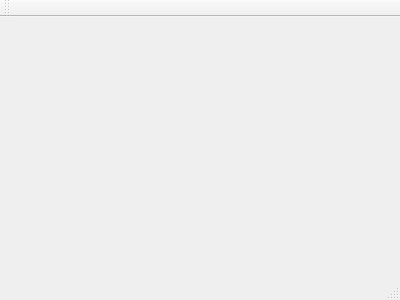
Before: the Qt Designer form student/11/timer/mainwindow.ui in alex-foden/TUNI-cpp-course, drawn with Qt 5.
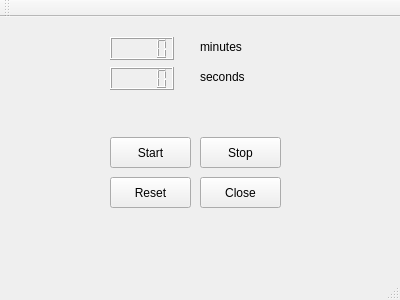
After: the same form once the commit is applied.

Commit message: teht 11.6.3 (ajastin) tehty

The edit to the form file:
```diff
--- a/student/11/timer/mainwindow.ui
+++ b/student/11/timer/mainwindow.ui
@@ -12,13 +12,133 @@
   <property name="windowTitle" >
    <string>MainWindow</string>
   </property>
-  <widget class="QMenuBar" name="menuBar" />
-  <widget class="QToolBar" name="mainToolBar" />
-  <widget class="QWidget" name="centralWidget" />
-  <widget class="QStatusBar" name="statusBar" />
+  <widget class="QWidget" name="centralWidget">
+   <widget class="QLCDNumber" name="lcdNumberSec">
+    <property name="geometry">
+     <rect>
+      <x>110</x>
+      <y>50</y>
+      <width>64</width>
+      <height>23</height>
+     </rect>
+    </property>
+    <property name="autoFillBackground">
+     <bool>true</bool>
+    </property>
+   </widget>
+   <widget class="QLCDNumber" name="lcdNumberMin">
+    <property name="geometry">
+     <rect>
+      <x>110</x>
+      <y>20</y>
+      <width>64</width>
+      <height>23</height>
+     </rect>
+    </property>
+    <property name="autoFillBackground">
+     <bool>true</bool>
+    </property>
+   </widget>
+   <widget class="QPushButton" name="startButton">
+    <property name="geometry">
+     <rect>
+      <x>110</x>
+      <y>120</y>
+      <width>81</width>
+      <height>31</height>
+     </rect>
+    </property>
+    <property name="text">
+     <string>Start</string>
+    </property>
+   </widget>
+   <widget class="QPushButton" name="stopButton">
+    <property name="geometry">
+     <rect>
+      <x>200</x>
+      <y>120</y>
+      <width>81</width>
+      <height>31</height>
+     </rect>
+    </property>
+    <property name="text">
+     <string>Stop</string>
+    </property>
+   </widget>
+   <widget class="QPushButton" name="resetButton">
+    <property name="geometry">
+     <rect>
+      <x>110</x>
+      <y>160</y>
+      <width>81</width>
+      <height>31</height>
+     </rect>
+    </property>
+    <property name="text">
+     <string>Reset</string>
+    </property>
+   </widget>
+   <widget class="QPushButton" name="closeButton">
+    <property name="geometry">
+     <rect>
+      <x>200</x>
+      <y>160</y>
+      <width>81</width>
+      <height>31</height>
+     </rect>
+    </property>
+    <property name="text">
+     <string>Close</string>
+    </property>
+   </widget>
+   <widget class="QLabel" name="label">
+    <property name="geometry">
+     <rect>
+      <x>200</x>
+      <y>20</y>
+      <width>63</width>
+      <height>20</height>
+     </rect>
+    </property>
+    <property name="text">
+     <string>minutes</string>
+    </property>
+   </widget>
+   <widget class="QLabel" name="label_2">
+    <property name="geometry">
+     <rect>
+      <x>200</x>
+      <y>50</y>
+      <width>63</width>
+      <height>20</height>
+     </rect>
+    </property>
+    <property name="text">
+     <string>seconds</string>
+    </property>
+   </widget>
+  </widget>
+  <widget class="QMenuBar" name="menuBar">
+   <property name="geometry">
+    <rect>
+     <x>0</x>
+     <y>0</y>
+     <width>400</width>
+     <height>25</height>
+    </rect>
+   </property>
+  </widget>
+  <widget class="QToolBar" name="mainToolBar">
+   <attribute name="toolBarArea">
+    <enum>TopToolBarArea</enum>
+   </attribute>
+   <attribute name="toolBarBreak">
+    <bool>false</bool>
+   </attribute>
+  </widget>
+  <widget class="QStatusBar" name="statusBar"/>
  </widget>
- <layoutDefault spacing="6" margin="11" />
- <pixmapfunction></pixmapfunction>
+ <layoutdefault spacing="6" margin="11"/>
  <resources/>
  <connections/>
 </ui>
```
Left out of the diff: 7 changed lines with no effect on the pictures. The commit also changes 2 other files.
